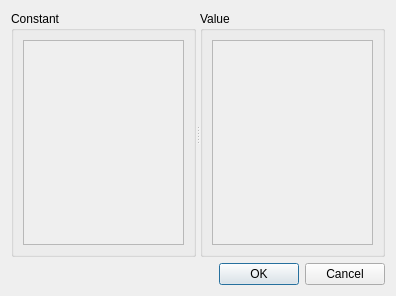
Kicer86/builder, file dialogs/specconstantsdialog.ui: the form before one commit.
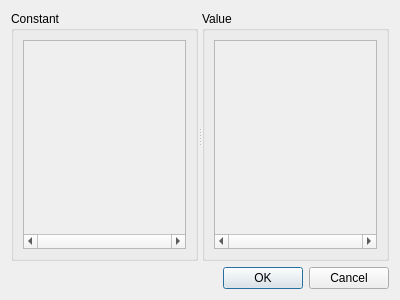
The form after the commit.

Commit message: SpecConstantsDialog: some formatting + horizontal bar for lists always on

The edit to the form file:
```diff
--- a/dialogs/specconstantsdialog.ui
+++ b/dialogs/specconstantsdialog.ui
@@ -6,8 +6,8 @@
    <rect>
     <x>0</x>
     <y>0</y>
-    <width>396</width>
-    <height>296</height>
+    <width>400</width>
+    <height>300</height>
    </rect>
   </property>
   <property name="windowTitle">
@@ -26,6 +26,9 @@
       <layout class="QVBoxLayout" name="verticalLayout">
        <item>
         <widget class="QScrollArea" name="constansScrollArea">
+         <property name="horizontalScrollBarPolicy">
+          <enum>Qt::ScrollBarAlwaysOn</enum>
+         </property>
          <property name="widgetResizable">
           <bool>true</bool>
          </property>
@@ -34,8 +37,8 @@
            <rect>
             <x>0</x>
             <y>0</y>
-            <width>169</width>
-            <height>217</height>
+            <width>171</width>
+            <height>206</height>
            </rect>
           </property>
           <layout class="QVBoxLayout" name="constantsLayout"/>
@@ -54,6 +57,9 @@
          <property name="enabled">
           <bool>true</bool>
          </property>
+         <property name="horizontalScrollBarPolicy">
+          <enum>Qt::ScrollBarAlwaysOn</enum>
+         </property>
          <property name="widgetResizable">
           <bool>true</bool>
          </property>
@@ -62,8 +68,8 @@
            <rect>
             <x>0</x>
             <y>0</y>
-            <width>168</width>
-            <height>217</height>
+            <width>170</width>
+            <height>206</height>
            </rect>
           </property>
           <layout class="QVBoxLayout" name="valuesLayout"/>
```
